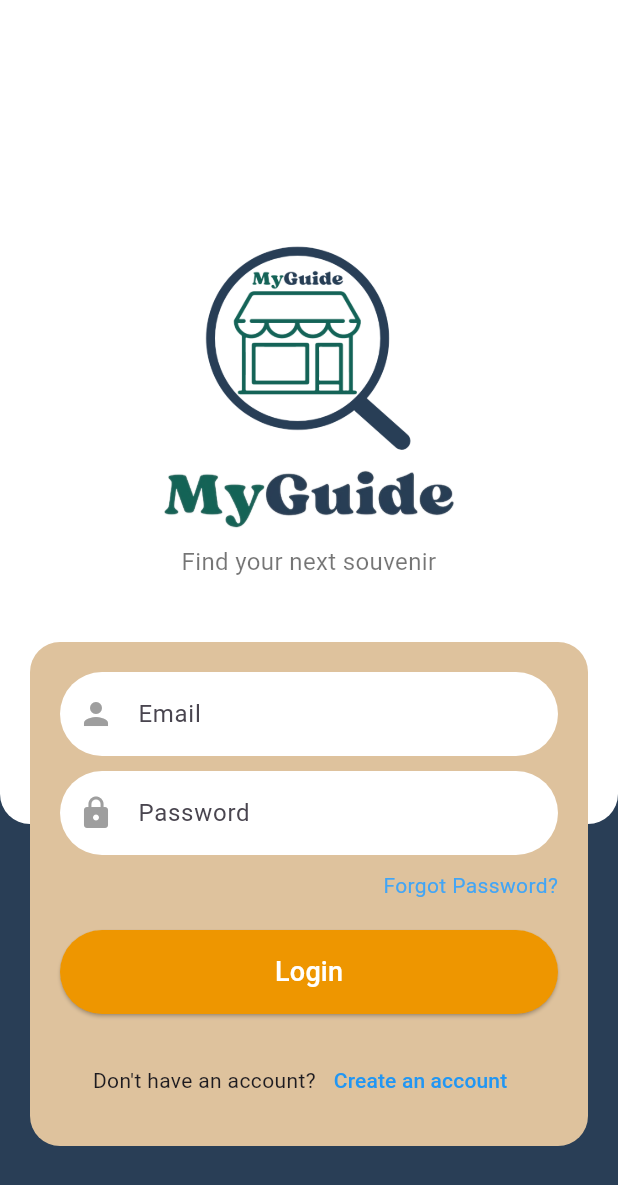
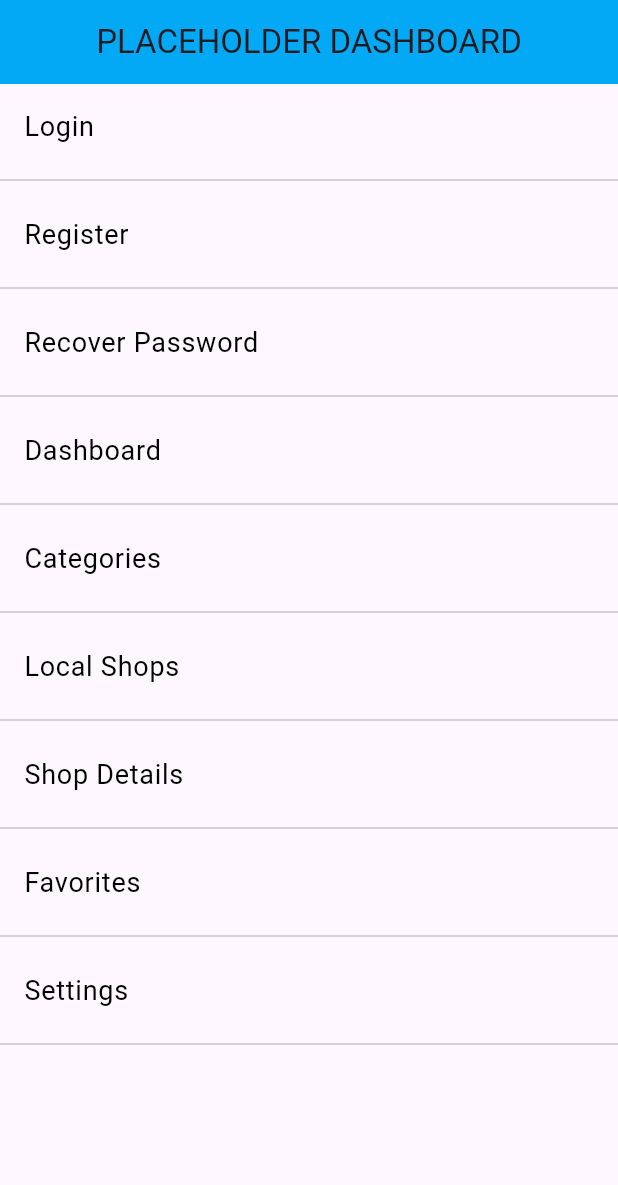
Before and after one commit to postrenan/MyGuide-Mobile, a Flutter app: the screen it shows after launch, on a phone screen of 412 x 824 dp. Shown: the top 1185 px of the screen. Run offline on Flutter 3.47's test engine with Material 3 defaults, Android fonts, the phone set to English and light mode, and no system bars.

Commit message:
Experimental Commit

```diff
--- /dev/null
+++ b/myguide_app/lib/debug.dart
@@ -0,0 +1,135 @@
+import 'package:flutter/material.dart';
+
+import 'main.dart';
+import 'screen_login.dart';
+import 'settings.dart';
+
+class Debug extends StatelessWidget {
+	const Debug({super.key});
+
+	@override
+	Widget build(BuildContext context) {
+		return MaterialApp(
+			debugShowCheckedModeBanner: false,
+			home: Scaffold(
+				appBar: AppBar(
+					title: const Text('PLACEHOLDER DASHBOARD'),
+					centerTitle: true,
+					backgroundColor: Colors.lightBlue
+				),
+				body: Column(
+					children: [
+						ListTile(
+							title: const Text(
+								'Login',
+								style: TextStyle(fontSize: 18, color: Colors.black)
+							),
+							onTap: () {
+								Navigator.push(context, MaterialPageRoute(builder: (_) => const LoginScreen()));
+							}
+						),
+
+						const Divider(),
+
+						ListTile(
+							title: const Text(
+								'Register',
+								style: TextStyle(fontSize: 18, color: Colors.black)
+							),
+							onTap: () {
+								// TODO
+							}
+						),
+
+						const Divider(),
+
+						ListTile(
+							title: const Text(
+								'Recover Password',
+								style: TextStyle(fontSize: 18, color: Colors.black)
+							),
+							onTap: () {
+								// TODO
+							}
+						),
+
+						const Divider(),
+
+						ListTile(
+							title: const Text(
+								'Dashboard',
+								style: TextStyle(fontSize: 18, color: Colors.black)
+							),
+							onTap: () {
+								// TODO
+							}
+						),
+
+						const Divider(),
+
+						ListTile(
+							title: const Text(
+								'Categories',
+								style: TextStyle(fontSize: 18, color: Colors.black)
+							),
+							onTap: () {
+								//
+							}
+						),
+
+						const Divider(),
+
+						ListTile(
+							title: const Text(
+								'Local Shops',
+								style: TextStyle(fontSize: 18, color: Colors.black)
+							),
+							onTap: () {
+								//
+							}
+						),
+
+						const Divider(),
+
+						ListTile(
+							title: const Text(
+								'Shop Details',
+								style: TextStyle(fontSize: 18, color: Colors.black)
+							),
+							onTap: () {
+								//
+							}
+						),
+
+						const Divider(),
+
+						ListTile(
+							title: const Text(
+								'Favorites',
+								style: TextStyle(fontSize: 18, color: Colors.black)
+							),
+							onTap: () {
+								//
+							}
+						),
+
+						const Divider(),
+
+						ListTile(
+							title: const Text(
+								'Settings',
+								style: TextStyle(fontSize: 18, color: Colors.black)
+							),
+							onTap: () {
+								Navigator.push(context, MaterialPageRoute(builder: (_) => const Settings()));
+							}
+						),
+
+						const Divider()
+
+					]
+				)
+			)
+		);
+	}
+}
--- a/myguide_app/lib/main.dart
+++ b/myguide_app/lib/main.dart
@@ -1,20 +1,60 @@
+// Widgets
 import 'package:flutter/material.dart';
 import 'screen_login.dart';
+import 'debug.dart';
 
 void main() {
 	runApp(MyApp());
 }
 
-class MyApp extends StatelessWidget {
+class MyApp extends StatefulWidget {
+	const MyApp({super.key});
+
+	@override
+	_MyAppState createState() => _MyAppState();
+
+	static _MyAppState of(BuildContext context) => context.findAncestorStateOfType<_MyAppState>()!;
+}
+
+class _MyAppState extends State<MyApp> {
+	// Campo encargado de manejar el modo de tema de la aplicación
+	ThemeMode _themeMode = ThemeMode.system;
+	Color _textColor = Color(0xFF3F3F3F);
+
 	@override
 	Widget build(BuildContext context) {
 		return MaterialApp(
+			debugShowCheckedModeBanner: false,
 			title: 'MyGuide',
-      theme: ThemeData(
-        primarySwatch: Colors.blue,
-      ),
-      home:
-          LoginScreen(), // Cargará directamente la pantalla de inicio de sesión
+			theme: ThemeData(primarySwatch: Colors.blue),
+			darkTheme: ThemeData.dark(),
+			themeMode: getThemeMode(),
+			// home: const LoginScreen(), // Cargará directamente la pantalla de inicio de sesión
+			home: const Debug(),
 		);
 	}
+
+	// método para el cambio de tema
+	void changeTheme(ThemeMode themeMode) {
+		setState(() {
+			// Tema
+			_themeMode = themeMode;
+
+			// texto
+			if (_themeMode == ThemeMode.dark) {
+				_textColor = Color(0xFFFFFFFF);
+			} else {
+				_textColor = Color(0xFF3F3F3F);
 			}
+		});
+	}
+
+	// funciones para retornar un valor
+	ThemeMode getThemeMode() {
+		return _themeMode;//
+	}
+
+	Color getTextColor() {
+		return _textColor;
+	}
+}
--- a/myguide_app/lib/screen_login.dart
+++ b/myguide_app/lib/screen_login.dart
@@ -1,6 +1,8 @@
 import 'package:flutter/material.dart';
 
 class LoginScreen extends StatelessWidget {
+	const LoginScreen({super.key});
+
 	@override
 	Widget build(BuildContext context) {
 		return Scaffold(
@@ -10,6 +12,7 @@ class LoginScreen extends StatelessWidget {
 					Container(
 						color: Color(0xFF293E56),
 					),
+
 					// Fondo blanco con bordes redondeados en la parte inferior
 					Positioned(
 						top: 0,
@@ -17,29 +20,30 @@ class LoginScreen extends StatelessWidget {
 						right: 0,
 						child: Container(
 							height: MediaQuery.of(context).size.height * 2 / 3,
-              decoration: BoxDecoration(
+							decoration: const BoxDecoration(
 								color: Colors.white,
-                borderRadius:
-                    BorderRadius.vertical(bottom: Radius.circular(20)),
+								borderRadius: BorderRadius.vertical(bottom: Radius.circular(20)),
 							),
 							child: Column(
 								mainAxisAlignment: MainAxisAlignment.center,
 								children: [
 									// Logo cuadrado
 									Image.asset(
-                    'assets/images/logo_square.png',
+										'assets/images/login/logo_square.png',
 										height: 140,
 										width: 140,
 									),
-                  SizedBox(height: 10),
+
+									const SizedBox(height: 10),
 									// Logo del nombre de la aplicación
 									Image.asset(
-                    'assets/images/logo_name.png',
+										'assets/images/login/logo_name.png',
 										height: 40,
 									),
-                  SizedBox(height: 10),
+
+									const SizedBox(height: 10),
 									// Texto del slogan
-                  Text(
+									const Text(
 										'Find your next souvenir',
 										style: TextStyle(fontSize: 16, color: Colors.black54),
 										textAlign: TextAlign.center,
@@ -48,14 +52,15 @@ class LoginScreen extends StatelessWidget {
 							),
 						),
 					),
+
 					// Cuadrado anaranjado encima del cambio de fondo
 					Align(
 						alignment: Alignment.bottomCenter,
 						child: Container(
-              margin: EdgeInsets.only(bottom: 60, right: 20, left: 20),
-              padding: EdgeInsets.symmetric(horizontal: 20, vertical: 20),
+							margin: const EdgeInsets.only(bottom: 60, right: 20, left: 20),
+							padding: const EdgeInsets.symmetric(horizontal: 20, vertical: 20),
 							decoration: BoxDecoration(
-                color: Color(0xFFDEC29D),
+								color: const Color(0xFFDEC29D),
 								borderRadius: BorderRadius.circular(20),
 							),
 							child: Column(
@@ -67,14 +72,14 @@ class LoginScreen extends StatelessWidget {
 											filled: true,
 											fillColor: Colors.white,
 											hintText: 'Email',
-                      prefixIcon: Icon(Icons.person, color: Colors.grey),
+											prefixIcon: const Icon(Icons.person, color: Colors.grey),
 											border: OutlineInputBorder(
 												borderRadius: BorderRadius.circular(30),
 												borderSide: BorderSide.none,
 											),
 										),
 									),
-                  SizedBox(height: 10),
+									const SizedBox(height: 10),
 									// Barra de Password con icono de candado
 									TextField(
 										obscureText: true,
@@ -82,23 +87,23 @@ class LoginScreen extends StatelessWidget {
 											filled: true,
 											fillColor: Colors.white,
 											hintText: 'Password',
-                      prefixIcon: Icon(Icons.lock, color: Colors.grey),
+											prefixIcon: const Icon(Icons.lock, color: Colors.grey),
 											border: OutlineInputBorder(
 												borderRadius: BorderRadius.circular(30),
 												borderSide: BorderSide.none,
 											),
 										),
 									),
-                  SizedBox(height: 10),
+									const SizedBox(height: 10),
 									// Texto de "Forgot Password?"
-                  Align(
+									const Align(
 										alignment: Alignment.centerRight,
 										child: Text(
 											'Forgot Password?',
 											style: TextStyle(color: Color(0xFF42A5F5)),
 										),
 									),
-                  SizedBox(height: 20),
+									const SizedBox(height: 20),
 									// Botón de Login con texto blanco y mayor tamaño
 									SizedBox(
 										width: double.infinity,
@@ -106,30 +111,28 @@ class LoginScreen extends StatelessWidget {
 											onPressed: () {
 												// Acción del botón
 											},
-                      child: Text(
+											style: ElevatedButton.styleFrom(
+												backgroundColor: const Color(0xFFEE9600),
+												padding: const EdgeInsets.symmetric(vertical: 15),
+												shape: RoundedRectangleBorder(borderRadius: BorderRadius.circular(30)),
+											),
+											child: const Text(
 												'Login',
 												style: TextStyle(fontSize: 18, color: Colors.white),
 											),
-                      style: ElevatedButton.styleFrom(
-                        backgroundColor: Color(0xFFEE9600),
-                        padding: EdgeInsets.symmetric(vertical: 15),
-                        shape: RoundedRectangleBorder(
-                          borderRadius: BorderRadius.circular(30),
 										),
 									),
-                    ),
-                  ),
-                  SizedBox(height: 20),
+									const SizedBox(height: 20),
 									// Texto "Don't have an account?"
 									Row(
 										mainAxisAlignment: MainAxisAlignment.center,
 										children: [
-                      Text("Don't have an account?"),
+											const Text("Don't have an account?"),
 											TextButton(
 												onPressed: () {
 													// Acción para crear cuenta
 												},
-                        child: Text(
+												child: const Text(
 													'Create an account',
 													style: TextStyle(color: Colors.blue),
 												),
--- a/myguide_app/pubspec.yaml
+++ b/myguide_app/pubspec.yaml
@@ -1,4 +1,4 @@
-name: myguide_app
+name: MyGuide
 description: "A new Flutter project."
 # The following line prevents the package from being accidentally published to
 # pub.dev using `flutter pub publish`. This is preferred for private packages.
@@ -68,8 +68,8 @@ flutter:
 
   # To add assets to your application, add an assets section, like this:
   assets:
-    - assets/images/logo_square.png
-    - assets/images/logo_name.png
+    - assets/images/login/logo_square.png
+    - assets/images/login/logo_name.png
 
   # An image asset can refer to one or more resolution-specific "variants", see
   # https://flutter.dev/to/resolution-aware-images
```
Also changed, not shown: myguide_app/lib/settings.dart (added, +202 -0 lines), myguide_app/assets/images/login/logo_name.png (renamed from myguide_app/assets/images/logo_name.png), myguide_app/assets/images/login/logo_square.png (renamed from myguide_app/assets/images/logo_square.png), 2 other files. Lines whose indentation alone changed are shown as unchanged.
